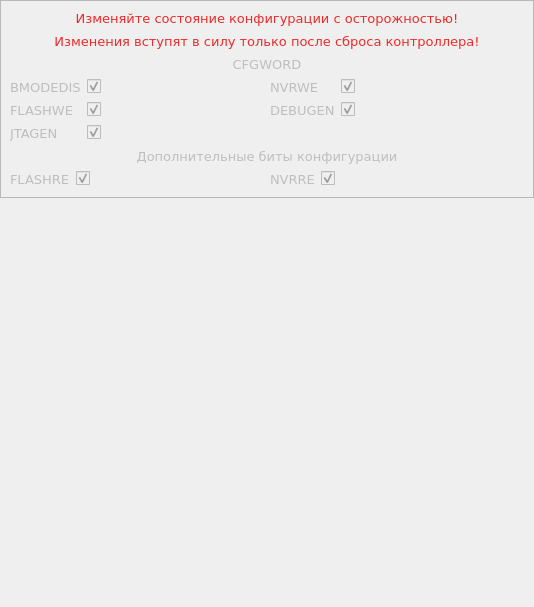
The window that app/ui/config035.ui (ntsfv/flasher) describes before a commit, drawn with Qt 5.
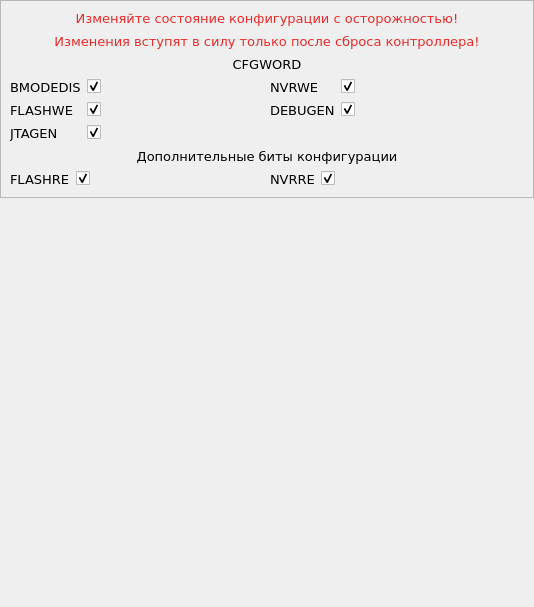
The same window after the commit.

The edit to the form file:
```diff
--- a/app/ui/config035.ui
+++ b/app/ui/config035.ui
@@ -38,7 +38,7 @@
    <item>
     <widget class="QFrame" name="tconfig_frm_cfg">
      <property name="enabled">
-      <bool>false</bool>
+      <bool>true</bool>
      </property>
      <property name="frameShape">
       <enum>QFrame::StyledPanel</enum>
```
